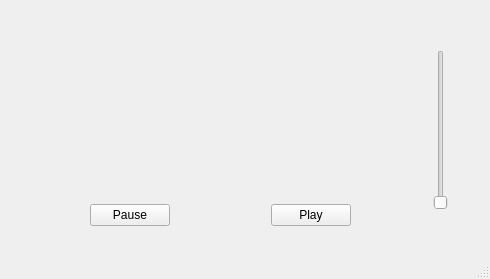
Above: lofi.ui from Roshan-R/Lofi-Player before the change. Below: the same form after it.
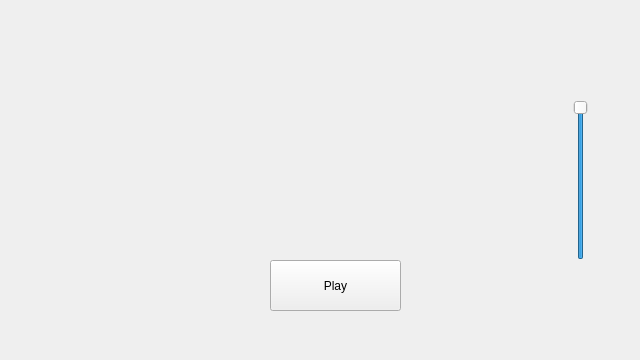
That is the form after the change. Icons and pictures are not drawn.

Commit message: added background image and pause/play button

Patch:
```diff
--- a/lofi.ui
+++ b/lofi.ui
@@ -2,69 +2,96 @@
 <ui version="4.0">
  <class>lofi</class>
  <widget class="QMainWindow" name="lofi">
+  <property name="windowModality">
+   <enum>Qt::NonModal</enum>
+  </property>
+  <property name="enabled">
+   <bool>true</bool>
+  </property>
   <property name="geometry">
    <rect>
     <x>0</x>
     <y>0</y>
-    <width>490</width>
-    <height>279</height>
+    <width>640</width>
+    <height>360</height>
    </rect>
   </property>
+  <property name="minimumSize">
+   <size>
+    <width>640</width>
+    <height>360</height>
+   </size>
+  </property>
+  <property name="maximumSize">
+   <size>
+    <width>640</width>
+    <height>360</height>
+   </size>
+  </property>
   <property name="windowTitle">
    <string>lofi</string>
   </property>
+  <property name="toolTipDuration">
+   <number>-1</number>
+  </property>
+  <property name="autoFillBackground">
+   <bool>false</bool>
+  </property>
+  <property name="styleSheet">
+   <string notr="true">lofi{
+	background-image:url(:/img/background.png);
+}</string>
+  </property>
+  <property name="windowFilePath">
+   <string/>
+  </property>
+  <property name="documentMode">
+   <bool>false</bool>
+  </property>
+  <property name="tabShape">
+   <enum>QTabWidget::Rounded</enum>
+  </property>
   <widget class="QWidget" name="centralwidget">
+   <property name="autoFillBackground">
+    <bool>false</bool>
+   </property>
    <widget class="QSlider" name="volumeSlider">
     <property name="geometry">
      <rect>
-      <x>430</x>
-      <y>50</y>
+      <x>570</x>
+      <y>100</y>
       <width>21</width>
       <height>160</height>
      </rect>
     </property>
+    <property name="autoFillBackground">
+     <bool>false</bool>
+    </property>
+    <property name="sliderPosition">
+     <number>99</number>
+    </property>
     <property name="orientation">
      <enum>Qt::Vertical</enum>
     </property>
+    <property name="invertedAppearance">
+     <bool>false</bool>
+    </property>
+    <property name="invertedControls">
+     <bool>false</bool>
+    </property>
    </widget>
-   <widget class="QWidget" name="">
+   <widget class="QPushButton" name="Button">
     <property name="geometry">
      <rect>
-      <x>90</x>
-      <y>200</y>
-      <width>261</width>
-      <height>31</height>
+      <x>270</x>
+      <y>260</y>
+      <width>131</width>
+      <height>51</height>
      </rect>
     </property>
-    <layout class="QHBoxLayout" name="horizontalLayout">
-     <item>
-      <widget class="QPushButton" name="pushButton">
-       <property name="text">
-        <string>Pause</string>
-       </property>
-      </widget>
-     </item>
-     <item>
-      <spacer name="horizontalSpacer">
-       <property name="orientation">
-        <enum>Qt::Horizontal</enum>
-       </property>
-       <property name="sizeHint" stdset="0">
-        <size>
-         <width>40</width>
-         <height>20</height>
-        </size>
-       </property>
-      </spacer>
-     </item>
-     <item>
-      <widget class="QPushButton" name="playButton">
-       <property name="text">
-        <string>Play</string>
-       </property>
-      </widget>
-     </item>
-    </layout>
+    <property name="text">
+     <string>Play</string>
+    </property>
    </widget>
   </widget>
   <widget class="QMenuBar" name="menubar">
@@ -77,7 +104,6 @@
     </rect>
    </property>
   </widget>
-  <widget class="QStatusBar" name="statusbar"/>
  </widget>
  <resources/>
  <connections/>
```
Left out of the diff: 2 changed lines with no effect on the pictures. The commit also changes 6 other files.
